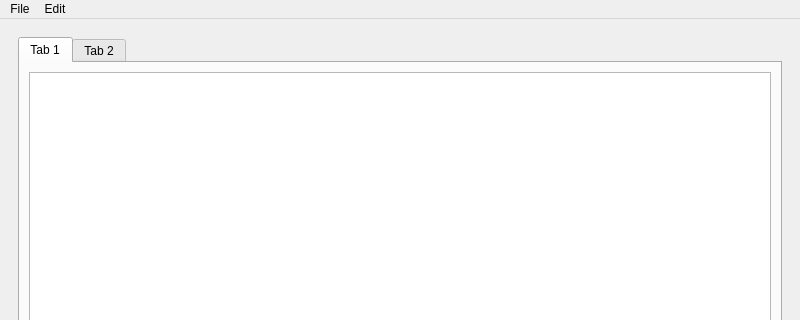
First picture: the form in mainwindow.ui, repository Mos-mar/Qt_Cpp_editor, before the edit; both pictures show x 0 to 800 and y 0 to 320 of the 800 by 600 pixel window.
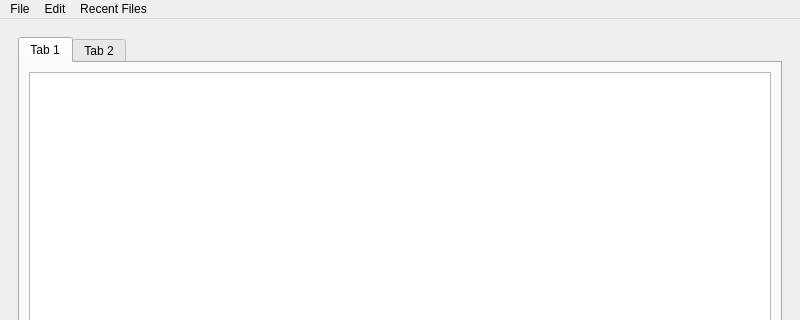
Second picture: the form after the edit.

Commit message: V5_Display_RecentFilesFct

The edit to the form file:
```diff
--- a/mainwindow.ui
+++ b/mainwindow.ui
@@ -74,10 +74,15 @@
      <string>Edit</string>
     </property>
     <addaction name="actionSearchReplace"/>
-    <addaction name="actionHistory"/>
+   </widget>
+   <widget class="QMenu" name="menuRecent_Files">
+    <property name="title">
+     <string>Recent Files</string>
+    </property>
    </widget>
    <addaction name="menuFile"/>
    <addaction name="menuEdit"/>
+   <addaction name="menuRecent_Files"/>
   </widget>
   <widget class="QStatusBar" name="statusbar"/>
   <action name="actionOpen">
```
The commit also changes 3 other files.
